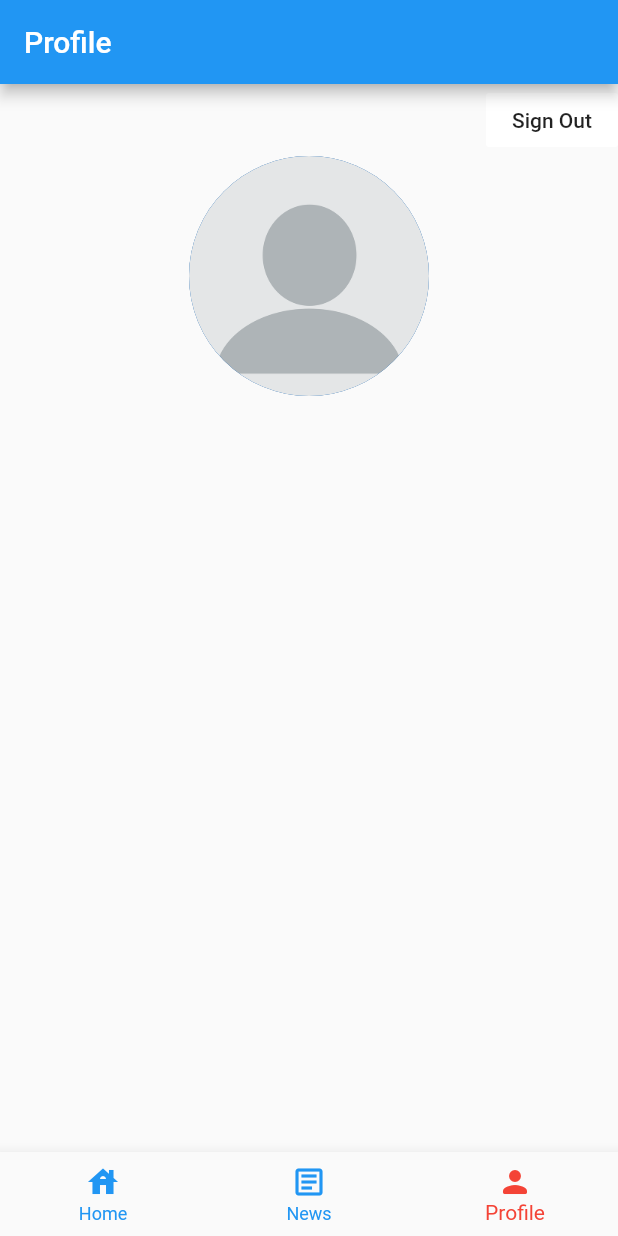
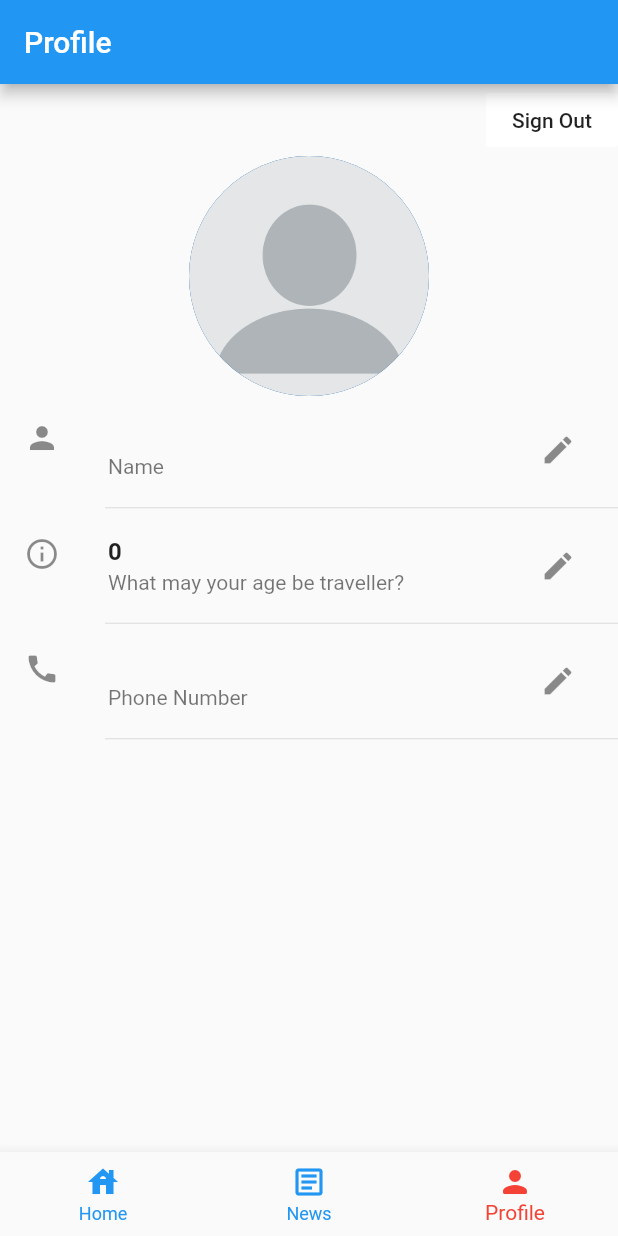
Before and after one commit to 0xV4L3NT1N3/rapidkl-eticketing, a Flutter app: the screen it shows once a user with an empty profile is signed in, swiped to page 3, on a phone screen of 412 x 824 dp. Run offline on Flutter 3.47's test engine with Material 2 defaults, Android fonts, the phone set to English and light mode, and no system bars; our stand-ins replace cloud_firestore, firebase_auth, flutter_spinkit, image_picker; accounts and stored records are empty.

Commit message:
Profile Page bugs fixed

```diff
--- a/lib/Pages/Profile.dart
+++ b/lib/Pages/Profile.dart
@@ -52,22 +52,23 @@ class _NewsState extends State<Profile> {
                     children: [
                       Column(children: [
                         Padding(
-                          padding: EdgeInsets.fromLTRB(30.0, 50.0, 50.0, 15.0),
+                          padding: EdgeInsets.fromLTRB(20.0, 50.0, 30.0, 15.0),
                           child: IconButton(
                               icon: Icon(
                                   Icons.camera_alt,
                                   size: 60.0,
                                 ),
-                              tooltip: 'Take Picture',
                               onPressed: () {
                                 _imgFromCamera();
                               }),
                         ),
-                        Text('Take Picture'),
+                        Padding(
+                            padding: EdgeInsets.only(left: 13.0),
+                            child: Text('Take Picture')),
                       ]),
                       Column(children: [
                         Padding(
-                          padding: EdgeInsets.fromLTRB(50.0, 50.0, 50.0, 15.0),
+                          padding: EdgeInsets.fromLTRB(30.0, 50.0, 20.0, 15.0),
                           child: IconButton(
                               icon: Icon(
                                 Icons.photo,
@@ -78,7 +79,7 @@ class _NewsState extends State<Profile> {
                               }),
                         ),
                         Padding(
-                            padding: EdgeInsets.only(left: 25.0),
+                            padding: EdgeInsets.only(left: 40.0),
                             child: Text('Pick Image from Gallery')),
                       ]),
                     ],
@@ -95,13 +96,17 @@ class _NewsState extends State<Profile> {
   //variables for user details
   String _errortext = '';
   String _currentname;
-  int _phonenumber;
+  String _phonenumber;
   int _age;
 
   Widget build(BuildContext context) {
     final user = Provider.of<User>(context);
 
-    return Scaffold(
+    return SingleChildScrollView(
+      child: Container(
+        height: 700,
+        width: 1000,
+        child: Scaffold(
           appBar: AppBar(
             title: Text('Profile'),
           ),
@@ -127,8 +132,11 @@ class _NewsState extends State<Profile> {
                     backgroundColor: Colors.grey,
                     radius: 80,
                     child: _image != null
-                    ? Image.file(
-                        _image,
+                        ? ClipOval(
+                        child: Image.file(_image,
+                        width: 1000,
+                        height: 1000,
+                        fit: BoxFit.cover,),
                     )
                         : CircleAvatar(
                             radius: 80,
@@ -151,6 +159,8 @@ class _NewsState extends State<Profile> {
                             children: [
                               SingleChildScrollView(
                                 child: Column(children: [
+
+
                                   //name tile
                                   ListTile(
                                     leading: Icon(Icons.person),
@@ -204,7 +214,6 @@ class _NewsState extends State<Profile> {
                                                       },
                                                     ),
                                                   ),
-                                              Text(_errortext),
                                                   SizedBox(
                                                     height: 10.0,
                                                   ),
@@ -344,8 +353,7 @@ class _NewsState extends State<Profile> {
                                   //tile for phone number
                                   ListTile(
                                     leading: Icon(Icons.call),
-                                title: Text(
-                                  '${_phonenumber}',
+                                    title: Text( userData.phonenumber,
                                       style: TextStyle(fontWeight: FontWeight.bold),
                                     ),
                                     subtitle: Text('Phone Number'),
@@ -390,16 +398,12 @@ class _NewsState extends State<Profile> {
                                                           hintStyle: TextStyle(
                                                               color: Colors.black),
                                                         ),
-                                                    validator: (val) => val
-                                                                    .length ==
-                                                                0 ||
-                                                            val.length > 10
+                                                        validator: (val) => val.length > 11
                                                             ? 'Please enter a valid phone number'
                                                             : null,
                                                         onChanged: (val) {
                                                           setState(() {
-                                                        _phonenumber =
-                                                            int.parse(val);
+                                                            _phonenumber = val;
                                                           });
                                                         },
                                                       ),
@@ -418,10 +422,10 @@ class _NewsState extends State<Profile> {
                                                                 .UpdateUserData(
                                                               _currentname ??
                                                                   userData.name,
-                                                          _age ?? userData.age,
+                                                              _phonenumber ?? userData.phonenumber,
                                                               _age ??
                                                                   userData
-                                                                  .phonenumber,
+                                                                      .age,
                                                             );
                                                             setState(() {
                                                               Navigator.pop(
@@ -456,6 +460,8 @@ class _NewsState extends State<Profile> {
                   }),
             ],
           ),
+        ),
+      ),
     );
   }
 }
--- a/lib/Services/User.dart
+++ b/lib/Services/User.dart
@@ -8,7 +8,7 @@ class User {
 class UserData{
   final String uid;
   final String name;
-  final int phonenumber;
+  final String phonenumber;
   final int age;
 
   UserData({this.uid, this.name, this.age, this.phonenumber});
@@ -16,7 +16,7 @@ class UserData{
 
 class Details {
   final String name;
-  final int phonenumber;
+  final String phonenumber;
   final int age;
 
   Details({this.name,this.phonenumber,this.age});
--- a/lib/Services/database.dart
+++ b/lib/Services/database.dart
@@ -11,7 +11,7 @@ class DatabaseService {
 
   final CollectionReference userCollection = Firestore.instance.collection('users');
 
-  Future UpdateUserData(String name, int phonenumber, int age) async {
+  Future UpdateUserData(String name, String phonenumber, int age, ) async {
     return await userCollection.document(uid).setData({'name': name, 'phonenumber': phonenumber, 'age': age});
   }
 
@@ -23,7 +23,7 @@ class DatabaseService {
     return snapshot.documents.map((doc) {
       return Details(
         name: doc.data['name'] ?? '',
-        phonenumber: doc.data['phonenumber'] ?? 01234567899,
+        phonenumber: doc.data['phonenumber'] ?? '01234567899',
         age: doc.data['age'] ?? 0,
       );
     }).toList();
--- a/lib/Services/services.dart
+++ b/lib/Services/services.dart
@@ -51,7 +51,7 @@ class AuthService {
       FirebaseUser user = result.user;
 
 
-      await DatabaseService( uid: user.uid).UpdateUserData('Name', 01234567899, 0);
+      await DatabaseService( uid: user.uid).UpdateUserData('Name', '01234567899', 0);
       return _userfrFirebaseUser(user);
 
     }
```
Lines whose indentation alone changed are shown as unchanged.
